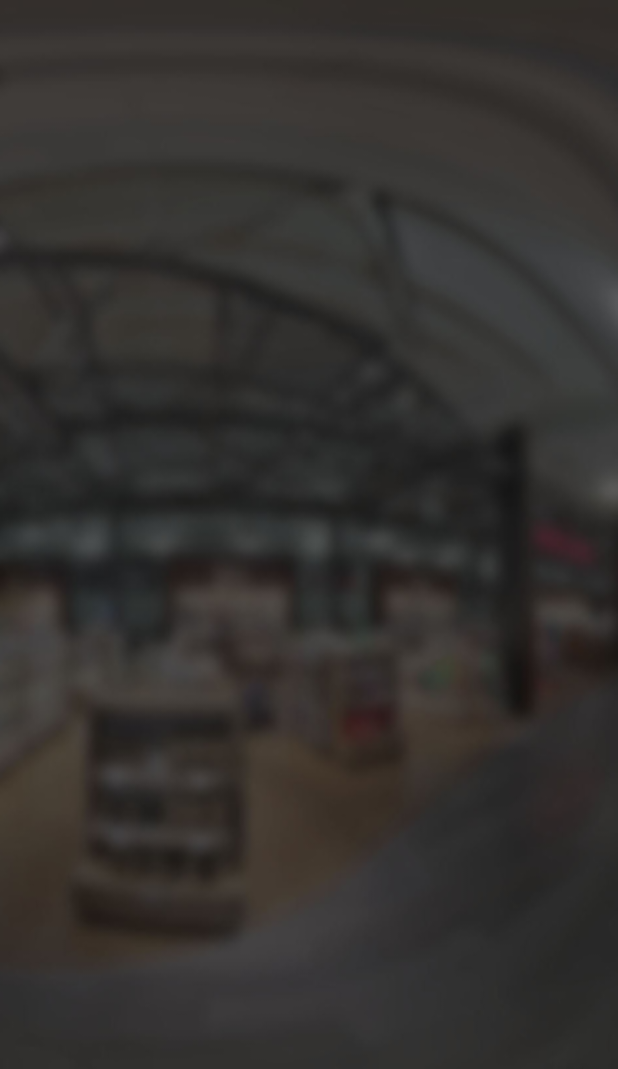
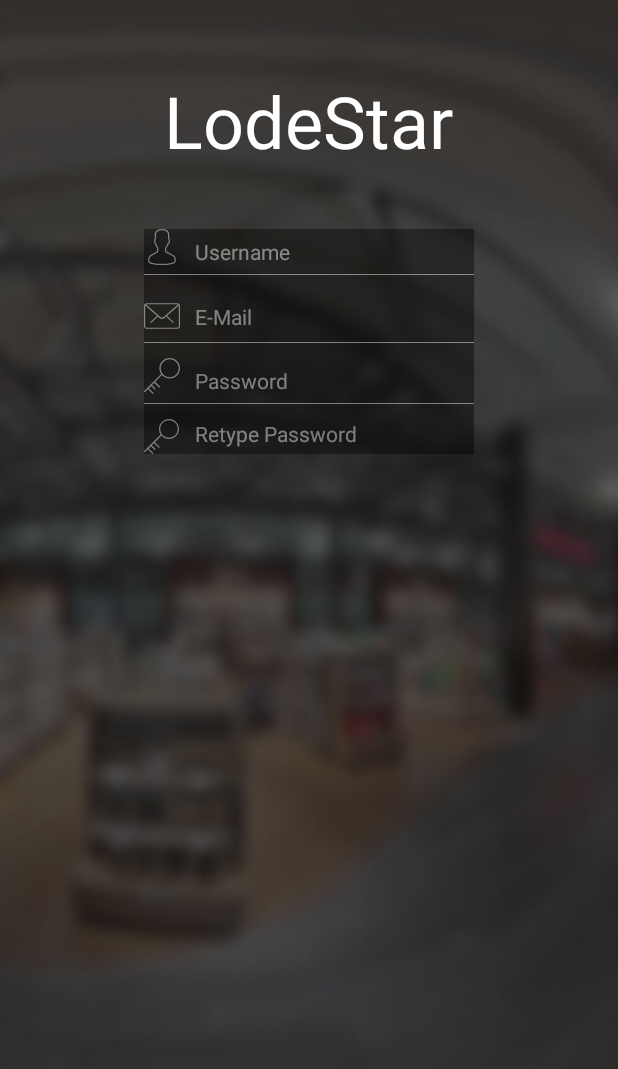
Before and after one commit to celikkoseoglu/LodeStar, an Android app: the SignUpActivity screen opened directly, with no data from a screen before it, on a phone screen of 412 x 824 dp. Shown: the top 1069 px of the screen. Run offline under Robolectric (Android 15) with nearby library versions, the phone set to English and light mode, and no system bars.

Commit message:
Sign-up Activity Layout Updated

```diff
--- /dev/null
+++ b/Android/LodeStar/app/src/main/res/drawable/ic_001_key.xml
@@ -0,0 +1,4 @@
+<vector android:height="24dp" android:viewportHeight="56.0"
+    android:viewportWidth="56.0" android:width="24dp" xmlns:android="http://schemas.android.com/apk/res/android">
+    <path android:fillColor="#FF000000" android:pathData="M40,0c-8.82,0 -16,7.18 -16,16c0,3.29 1,6.34 2.7,8.88L0.29,51.29c-0.39,0.39 -0.39,1.02 0,1.41C0.49,52.9 0.74,53 1,53s0.51,-0.1 0.71,-0.29L6,48.41l7.29,7.29C13.49,55.9 13.74,56 14,56s0.51,-0.1 0.71,-0.29c0.39,-0.39 0.39,-1.02 0,-1.41L7.41,47L11,43.41l5.29,5.29C16.49,48.9 16.74,49 17,49s0.51,-0.1 0.71,-0.29c0.39,-0.39 0.39,-1.02 0,-1.41L12.41,42L16,38.41l7.29,7.29C23.49,45.9 23.74,46 24,46s0.51,-0.1 0.71,-0.29c0.39,-0.39 0.39,-1.02 0,-1.41L17.41,37l10.52,-10.52C30.87,29.85 35.19,32 40,32c8.82,0 16,-7.18 16,-16S48.82,0 40,0zM40,30c-7.72,0 -14,-6.28 -14,-14S32.28,2 40,2s14,6.28 14,14S47.72,30 40,30z"/>
+</vector>
--- /dev/null
+++ b/Android/LodeStar/app/src/main/res/drawable/ic_002_mail.xml
@@ -0,0 +1,7 @@
+<vector android:height="24dp" android:viewportHeight="31.012"
+    android:viewportWidth="31.012" android:width="24dp" xmlns:android="http://schemas.android.com/apk/res/android">
+    <path android:fillColor="#FF000000" android:pathData="M25.109,21.51c-0.123,0 -0.246,-0.045 -0.342,-0.136l-5.754,-5.398c-0.201,-0.188 -0.211,-0.505 -0.022,-0.706c0.189,-0.203 0.504,-0.212 0.707,-0.022l5.754,5.398c0.201,0.188 0.211,0.505 0.022,0.706C25.375,21.457 25.243,21.51 25.109,21.51z"/>
+    <path android:fillColor="#FF000000" android:pathData="M5.902,21.51c-0.133,0 -0.266,-0.053 -0.365,-0.158c-0.189,-0.201 -0.179,-0.518 0.022,-0.706l5.756,-5.398c0.202,-0.188 0.519,-0.18 0.707,0.022c0.189,0.201 0.179,0.518 -0.022,0.706l-5.756,5.398C6.148,21.465 6.025,21.51 5.902,21.51z"/>
+    <path android:fillColor="#FF000000" android:pathData="M28.512,26.529H2.5c-1.378,0 -2.5,-1.121 -2.5,-2.5V6.982c0,-1.379 1.122,-2.5 2.5,-2.5h26.012c1.378,0 2.5,1.121 2.5,2.5v17.047C31.012,25.408 29.89,26.529 28.512,26.529zM2.5,5.482c-0.827,0 -1.5,0.673 -1.5,1.5v17.047c0,0.827 0.673,1.5 1.5,1.5h26.012c0.827,0 1.5,-0.673 1.5,-1.5V6.982c0,-0.827 -0.673,-1.5 -1.5,-1.5H2.5z"/>
+    <path android:fillColor="#FF000000" android:pathData="M15.506,18.018c-0.665,0 -1.33,-0.221 -1.836,-0.662L0.83,6.155C0.622,5.974 0.6,5.658 0.781,5.449c0.183,-0.208 0.498,-0.227 0.706,-0.048l12.84,11.2c0.639,0.557 1.719,0.557 2.357,0L29.508,5.419c0.207,-0.181 0.522,-0.161 0.706,0.048c0.181,0.209 0.16,0.524 -0.048,0.706L17.342,17.355C16.835,17.797 16.171,18.018 15.506,18.018z"/>
+</vector>
--- /dev/null
+++ b/Android/LodeStar/app/src/main/res/drawable/ic_003_user.xml
@@ -0,0 +1,4 @@
+<vector android:height="24dp" android:viewportHeight="60.0"
+    android:viewportWidth="60.0" android:width="24dp" xmlns:android="http://schemas.android.com/apk/res/android">
+    <path android:fillColor="#FF000000" android:pathData="M48.01,42.89l-9.55,-4.78C37.56,37.66 37,36.76 37,35.75v-3.38c0.23,-0.28 0.47,-0.6 0.72,-0.95c1.24,-1.75 2.23,-3.7 2.95,-5.8C42.08,24.97 43,23.58 43,22v-4c0,-0.96 -0.36,-1.9 -1,-2.63v-5.32c0.06,-0.55 0.28,-3.82 -2.09,-6.53C37.85,1.19 34.52,0 30,0s-7.85,1.19 -9.91,3.53C17.72,6.23 17.94,9.51 18,10.06v5.32c-0.64,0.73 -1,1.66 -1,2.63v4c0,1.22 0.55,2.35 1.5,3.11c0.92,3.63 2.83,6.36 3.5,7.24v3.31c0,0.97 -0.53,1.86 -1.38,2.32l-8.92,4.87C8.8,44.42 7,47.46 7,50.76V54c0,4.75 15.05,6 23,6s23,-1.25 23,-6v-3.04C53,47.52 51.09,44.43 48.01,42.89zM51,54c0,1.36 -7.41,4 -21,4S9,55.36 9,54v-3.24c0,-2.57 1.4,-4.93 3.66,-6.16l8.92,-4.87C23.07,38.92 24,37.35 24,35.65v-4.02l-0.23,-0.28c-0.02,-0.03 -2.47,-2.99 -3.41,-7.07l-0.09,-0.4l-0.34,-0.22C19.35,23.3 19,22.68 19,22v-4c0,-0.56 0.24,-1.08 0.67,-1.48L20,16.23V10l-0.01,-0.13c-0,-0.03 -0.34,-2.8 1.61,-5.02C23.25,2.96 26.08,2 30,2c3.9,0 6.73,0.95 8.39,2.83c1.95,2.2 1.63,5.02 1.62,5.04L40,16.23l0.33,0.3C40.76,16.92 41,17.44 41,18v4c0,0.87 -0.57,1.64 -1.42,1.9l-0.5,0.15l-0.16,0.5c-0.67,2.08 -1.62,4 -2.83,5.71c-0.3,0.42 -0.59,0.79 -0.84,1.08L35,31.62v4.13c0,1.77 0.98,3.36 2.57,4.15l9.55,4.78C49.51,45.87 51,48.28 51,50.96V54z"/>
+</vector>
--- /dev/null
+++ b/Android/LodeStar/app/src/main/res/drawable/shape_sign_up.xml
@@ -0,0 +1,5 @@
+<?xml version="1.0" encoding="utf-8"?>
+<shape xmlns:android="http://schemas.android.com/apk/res/android"
+    android:shape="rectangle">
+    <solid android:color="@color/colorBlack" />
+</shape>
--- a/Android/LodeStar/app/src/main/res/layout/activity_preferences.xml
+++ b/Android/LodeStar/app/src/main/res/layout/activity_preferences.xml
@@ -13,16 +13,6 @@
         android:elevation="4dp"
         android:theme="@style/ThemeOverlay.AppCompat.ActionBar"
         app:popupTheme="@style/ThemeOverlay.AppCompat.Light"
-        tools:layout_editor_absoluteX="0dp"
-        tools:layout_editor_absoluteY="0dp" />
-
-    <TextView
-        android:id="@+id/textView3"
-        android:layout_width="144dp"
-        android:layout_height="45dp"
-        android:text="Trip"
-        android:textColor="@android:color/background_light"
-        tools:layout_editor_absoluteX="120dp"
-        tools:layout_editor_absoluteY="0dp" />
+        />
 
 </android.support.constraint.ConstraintLayout>
--- a/Android/LodeStar/app/src/main/res/layout/activity_sign_up.xml
+++ b/Android/LodeStar/app/src/main/res/layout/activity_sign_up.xml
@@ -1,10 +1,104 @@
 <?xml version="1.0" encoding="utf-8"?>
-<android.support.constraint.ConstraintLayout xmlns:android="http://schemas.android.com/apk/res/android"
-    xmlns:app="http://schemas.android.com/apk/res-auto"
+<RelativeLayout xmlns:android="http://schemas.android.com/apk/res/android"
     xmlns:tools="http://schemas.android.com/tools"
     android:layout_width="match_parent"
     android:layout_height="match_parent"
-    tools:context="com.lodestarapp.cs491.lodestar.SignUpActivity"
+    android:orientation="vertical"
     android:background="@drawable/thy_lounge_background">
 
-</android.support.constraint.ConstraintLayout>
+    <TextView
+        android:id="@+id/textView"
+        android:layout_width="wrap_content"
+        android:layout_height="wrap_content"
+        android:layout_alignParentTop="true"
+        android:layout_centerHorizontal="true"
+        android:layout_marginTop="48dp"
+        android:text="@string/app_name"
+        android:textColor="@android:color/background_light"
+        android:textSize="48sp" />
+
+    <TableLayout
+        android:layout_width="220dp"
+        android:layout_height="150dp"
+        android:layout_below="@id/textView"
+        android:layout_centerInParent="true"
+        android:layout_marginTop="40dp"
+        android:background="@drawable/shape_sign_up"
+        android:alpha="0.4"
+        >
+        <TableRow>
+            <ImageView
+                android:src="@drawable/ic_003_user"
+                android:scaleType="fitStart"
+                android:tint="@color/colorWhite"
+                />
+
+            <TextView
+                android:layout_marginLeft="10dp"
+                android:text="@string/user_name"
+                android:textColor="@color/colorWhite"
+                android:paddingTop="5dp"
+                android:layout_marginStart="10dp"
+                />
+        </TableRow>
+        <View
+            android:layout_height="0.5dp"
+            android:background="#FFFFFFFF"
+            android:layout_marginBottom="10dp"
+            android:layout_marginTop="5dp"
+            />
+        <TableRow>
+            <ImageView
+                android:src="@drawable/ic_002_mail"
+                android:scaleType="fitStart"
+                android:tint="@color/colorWhite"
+                android:layout_marginTop="5dp"
+                />
+            <TextView
+                android:layout_marginLeft="10dp"
+                android:text="@string/user_mail"
+                android:textColor="@color/colorWhite"
+                android:paddingTop="8dp"
+                android:layout_marginStart="10dp"
+                />
+        </TableRow>
+        <View
+            android:layout_height="0.5dp"
+            android:background="#FFFFFFFF"
+            android:layout_marginBottom="10dp"
+            android:layout_marginTop="5dp"
+            />
+        <TableRow>
+            <ImageView
+                android:src="@drawable/ic_001_key"
+                android:scaleType="fitStart"
+                android:tint="@color/colorWhite"
+                />
+            <TextView
+                android:layout_marginLeft="10dp"
+                android:text="@string/user_password"
+                android:textColor="@color/colorWhite"
+                android:paddingTop="5dp"
+                android:layout_marginStart="10dp" />
+        </TableRow>
+        <View
+            android:layout_height="0.5dp"
+            android:background="#FFFFFFFF"
+            android:layout_marginBottom="10dp"
+            android:layout_marginTop="5dp"
+            />
+        <TableRow>
+            <ImageView
+                android:src="@drawable/ic_001_key"
+                android:scaleType="fitStart"
+                android:tint="@color/colorWhite"
+                />
+            <TextView
+                android:layout_marginLeft="10dp"
+                android:text="@string/user_retype_password"
+                android:textColor="@color/colorWhite"
+                android:layout_marginStart="10dp"
+                />
+        </TableRow>
+    </TableLayout>
+</RelativeLayout>
--- a/Android/LodeStar/app/src/main/res/values/colors.xml
+++ b/Android/LodeStar/app/src/main/res/values/colors.xml
@@ -4,4 +4,5 @@
     <color name="colorPrimaryDark">#303F9F</color>
     <color name="colorAccent">#FF4081</color>
     <color name="colorBlack">#000000</color>
+    <color name="colorWhite">#FFFFFF</color>
 </resources>
--- a/Android/LodeStar/app/src/main/res/values/strings.xml
+++ b/Android/LodeStar/app/src/main/res/values/strings.xml
@@ -5,6 +5,9 @@
     <string name="user_has_account_sign_in">"Already have an account</string>
     <string name="title_activity_main">MainActivity</string>
     <string name="title_activity_trip">TripActivity</string>
-
+	<string name="user_name">Username</string>
+    <string name="user_mail">E-Mail</string>
+    <string name="user_password">Password</string>
+    <string name="user_retype_password">Retype Password</string>
 
 </resources>
```
